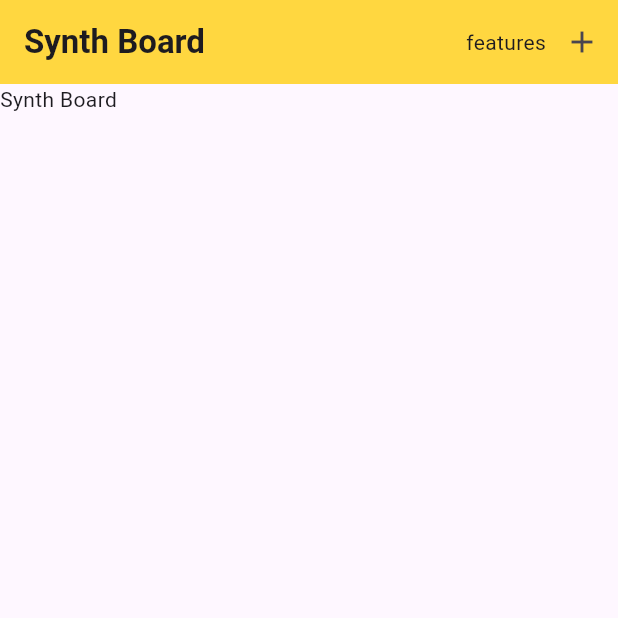
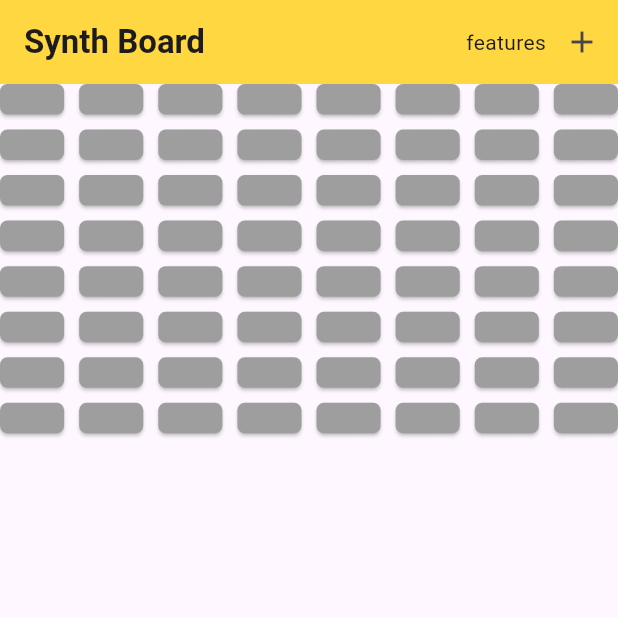
Before and after one commit to grleo1/raspi_visualsynth_flutter, a Flutter app: the screen it shows after launch, on a phone screen of 412 x 824 dp, the top half of it. Run offline on Flutter 3.47's test engine with Material 3 defaults, Android fonts, the phone set to English and light mode, and no system bars; missing offline and left inert: mqtt_client.

Commit message:
shows ButtonGrid and publishes

```diff
--- a/visual_synthesizer/lib/main.dart
+++ b/visual_synthesizer/lib/main.dart
@@ -17,6 +17,7 @@ class MyApp extends StatelessWidget {
   @override
   Widget build(BuildContext context) {
     return const MaterialApp(
+      debugShowCheckedModeBanner: false,
       title: 'raspi mqtt flutter schme',
       home: SynthBoard(),
     );
--- a/visual_synthesizer/lib/pages/synthBoard.dart
+++ b/visual_synthesizer/lib/pages/synthBoard.dart
@@ -14,7 +14,7 @@ class _SynthBoardState extends State<SynthBoard> {
   @override
   Widget build(BuildContext context) {
 
-    //MQTTProvider mqttProvider = Provider.of<MQTTProvider>(context);
+    MQTTProvider mqttProvider = Provider.of<MQTTProvider>(context);
 
     return Scaffold(
       appBar: AppBar(
@@ -25,7 +25,49 @@ class _SynthBoardState extends State<SynthBoard> {
           IconButton(onPressed: () {}, icon: Icon(Icons.add)),
         ],
       ),
-      body: Text("Synth Board"),
+      //ein SynthBoard ist ein Grid mit 8x8 Buttons (64 Buttons)
+      body: GridView.builder(
+        gridDelegate: const SliverGridDelegateWithFixedCrossAxisCount(
+          crossAxisCount: 8,
+          childAspectRatio: 2.1,
+          crossAxisSpacing: 10,
+          mainAxisSpacing: 10,
+        ),
+        itemCount: 64,
+        itemBuilder: (context, index) {
+          return ElevatedButton(
+            //onHover -> Farbe ändern
+            onHover: (value) {
+              if (value) {
+                print('hover -> $index');
+              }
+            },
+
+            style: ButtonStyle(
+              backgroundColor: MaterialStateProperty.resolveWith<Color>(
+                      (Set<MaterialState> states) {
+                    if (states.contains(MaterialState.hovered)) {
+                      return Colors
+                          .green; // the color when the button is hovered over
+                    }
+                    return Colors.grey; // the default color
+                  },
+              ),
+              shape: MaterialStateProperty.all<RoundedRectangleBorder>(
+                RoundedRectangleBorder(
+                  borderRadius: BorderRadius.circular(5.0),
+                ),
+              ),
+            ),
+            onPressed: () {
+              mqttProvider.publish('htlstp/4BHIF/led', '$index');
+              print('pressed -> $index');
+              //mqttProvider.publish('htlstp/4BHIF/led', 'Hallo Welt');
+            },
+            child: Text(''),
+          );
+        },
+      ),
     );
   }
 }
```
